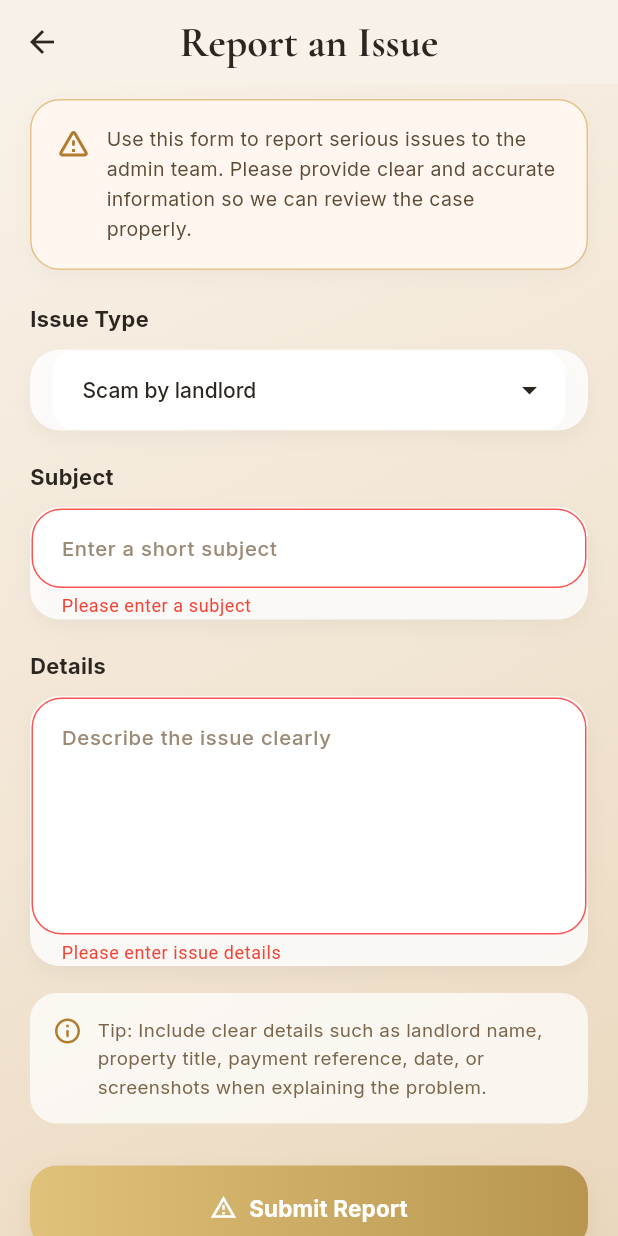
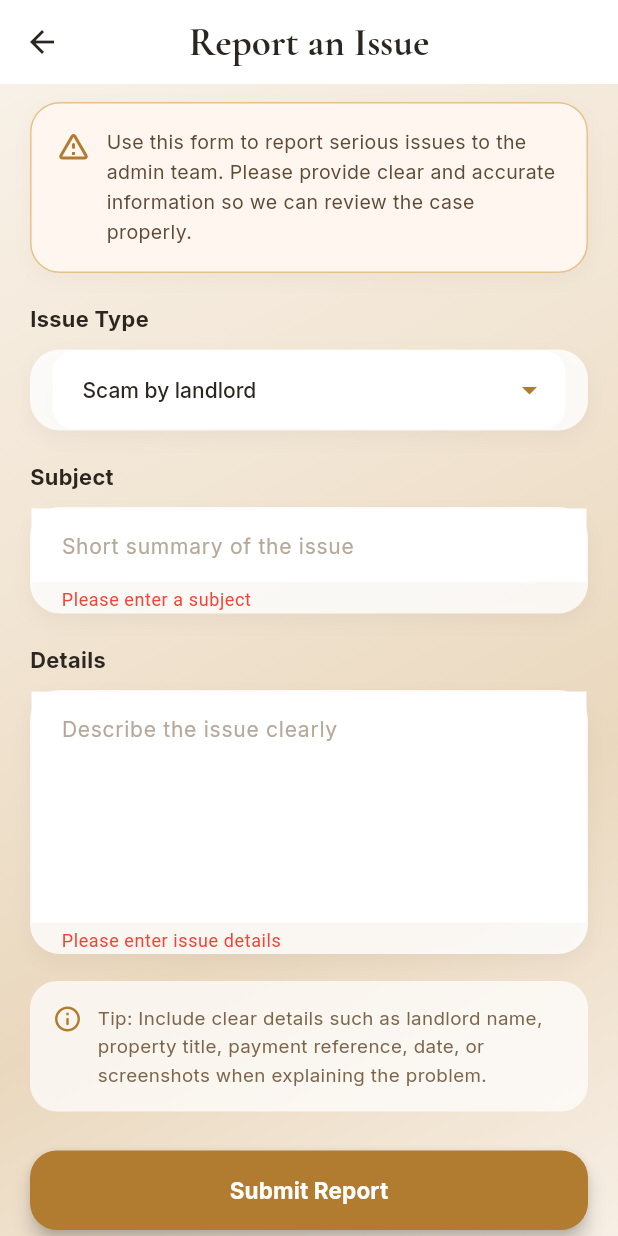
Before and after one commit to CChiraa/rental_finder, a Flutter app: the ReportIssueScreen screen opened directly, after a tap on "Submit Report", on a phone screen of 412 x 824 dp. Run offline on Flutter 3.47's test engine with Material 3 defaults, Android fonts, the phone set to English and light mode, and no system bars; our stand-ins replace cloud_firestore, firebase_auth, firebase_core, firebase_storage, google_fonts, google_maps_flutter and 3 more; accounts and stored records are empty.

Commit message:
Update p_report_issue_screen.dart

```diff
--- a/lib/screens/tenant/p_report_issue_screen.dart
+++ b/lib/screens/tenant/p_report_issue_screen.dart
@@ -1,5 +1,6 @@
 import 'package:flutter/material.dart';
 import 'package:google_fonts/google_fonts.dart';
+import 'package:smart_rental_app/services/report_service.dart';
 
 class ReportIssueScreen extends StatefulWidget {
   const ReportIssueScreen({super.key});
@@ -14,6 +15,8 @@ class _ReportIssueScreenState extends State<ReportIssueScreen> {
   String selectedIssue = 'Scam by landlord';
   final TextEditingController subjectController = TextEditingController();
   final TextEditingController detailsController = TextEditingController();
+
+  bool _submitting = false;
 
   final List<String> issueTypes = [
     'Scam by landlord',
@@ -31,10 +34,20 @@ class _ReportIssueScreenState extends State<ReportIssueScreen> {
     super.dispose();
   }
 
-  void _submitReport() {
-    if (_formKey.currentState!.validate()) {
-      FocusScope.of(context).unfocus();
-      final bool dark = Theme.of(context).brightness == Brightness.dark;
+  Future<void> _submitReport() async {
+    if (!_formKey.currentState!.validate()) return;
+
+    FocusScope.of(context).unfocus();
+    setState(() => _submitting = true);
+
+    try {
+      await ReportService().submitReport(
+        issueType: selectedIssue,
+        subject: subjectController.text,
+        details: detailsController.text,
+      );
+
+      if (!mounted) return;
 
       ScaffoldMessenger.of(context).showSnackBar(
         SnackBar(
@@ -54,10 +67,21 @@ class _ReportIssueScreenState extends State<ReportIssueScreen> {
       );
 
       Future.delayed(const Duration(milliseconds: 700), () {
-        if (mounted) {
-          Navigator.pop(context);
-        }
+        if (mounted) Navigator.pop(context);
       });
+    } catch (e) {
+      if (!mounted) return;
+      setState(() => _submitting = false);
+      ScaffoldMessenger.of(context).showSnackBar(
+        SnackBar(
+          backgroundColor: Colors.redAccent,
+          behavior: SnackBarBehavior.floating,
+          content: Text(
+            'Failed to send report. Please try again.',
+            style: GoogleFonts.inter(color: Colors.white),
+          ),
+        ),
+      );
     }
   }
 
@@ -69,28 +93,35 @@ class _ReportIssueScreenState extends State<ReportIssueScreen> {
 
     final Gradient backgroundGradient = dark
         ? const LinearGradient(
-            colors: [Color(0xFF0B1220), Color(0xFF111827), Color(0xFF172554)],
             begin: Alignment.topLeft,
             end: Alignment.bottomRight,
+            colors: [
+              Color(0xFF0B1220),
+              Color(0xFF111827),
+              Color(0xFF172554),
+              Color(0xFF0F172A),
+            ],
           )
         : const LinearGradient(
-            colors: [Color(0xFFF8F1E7), Color(0xFFF2E6D5), Color(0xFFEAD8BE)],
             begin: Alignment.topLeft,
             end: Alignment.bottomRight,
+            colors: [
+              Color(0xFFF8F1E7),
+              Color(0xFFF2E6D5),
+              Color(0xFFEAD8BE),
+              Color(0xFFF7EFE5),
+            ],
           );
 
     return Scaffold(
-      backgroundColor: Theme.of(context).scaffoldBackgroundColor,
+      backgroundColor: Colors.transparent,
       appBar: AppBar(
-        backgroundColor: Theme.of(context).scaffoldBackgroundColor,
-        surfaceTintColor: Colors.transparent,
+        backgroundColor: Colors.transparent,
         elevation: 0,
-        centerTitle: true,
-        iconTheme: IconThemeData(color: primaryText),
         title: Text(
           'Report an Issue',
           style: GoogleFonts.cormorantGaramond(
-            fontSize: 28,
+            fontSize: 26,
             fontWeight: FontWeight.w700,
             color: primaryText,
           ),
@@ -98,15 +129,15 @@ class _ReportIssueScreenState extends State<ReportIssueScreen> {
       ),
       body: Container(
         decoration: BoxDecoration(gradient: backgroundGradient),
-        child: SingleChildScrollView(
-          padding: const EdgeInsets.fromLTRB(20, 10, 20, 24),
+        child: SafeArea(
+          top: false,
           child: Form(
             key: _formKey,
-            child: Column(
-              crossAxisAlignment: CrossAxisAlignment.start,
+            child: ListView(
+              padding: const EdgeInsets.fromLTRB(20, 12, 20, 28),
               children: [
-                _buildWarningCard(context),
-                const SizedBox(height: 22),
+                _infoCard(context, dark),
+                const SizedBox(height: 20),
                 _sectionLabel(context, 'Issue Type'),
                 const SizedBox(height: 10),
                 _buildDropdownField(context),
@@ -116,8 +147,7 @@ class _ReportIssueScreenState extends State<ReportIssueScreen> {
                 _buildTextField(
                   context: context,
                   controller: subjectController,
-                  hintText: 'Enter a short subject',
-                  maxLines: 1,
+                  hintText: 'Short summary of the issue',
                   validator: (value) {
                     if (value == null || value.trim().isEmpty) {
                       return 'Please enter a subject';
@@ -171,57 +201,48 @@ class _ReportIssueScreenState extends State<ReportIssueScreen> {
                       const SizedBox(width: 10),
                       Expanded(
                         child: Text(
-                          'Tip: Include clear details such as landlord name, property title, payment reference, date, or screenshots when explaining the problem.',
+                          'Tip: Include clear details such as landlord name, '
+                          'property title, payment reference, date, or '
+                          'screenshots when explaining the problem.',
                           style: GoogleFonts.inter(
                             fontSize: 12.5,
+                            color: secondaryText,
                             height: 1.5,
-                            color: secondaryText,
                           ),
                         ),
                       ),
                     ],
                   ),
                 ),
-                const SizedBox(height: 28),
+                const SizedBox(height: 26),
                 SizedBox(
                   width: double.infinity,
-                  height: 56,
-                  child: DecoratedBox(
-                    decoration: BoxDecoration(
-                      borderRadius: BorderRadius.circular(18),
-                      gradient: const LinearGradient(
-                        colors: [Color(0xFFE1C27A), Color(0xFFB8964F)],
-                      ),
-                      boxShadow: [
-                        BoxShadow(
-                          color: const Color(0xFFB8964F).withOpacity(0.20),
-                          blurRadius: 14,
-                          offset: const Offset(0, 8),
-                        ),
-                      ],
-                    ),
-                    child: ElevatedButton.icon(
-                      onPressed: _submitReport,
-                      icon: const Icon(
-                        Icons.report_problem_outlined,
-                        color: Colors.white,
-                      ),
-                      label: Text(
-                        'Submit Report',
-                        style: GoogleFonts.inter(
-                          fontWeight: FontWeight.w700,
-                          fontSize: 15,
-                          color: Colors.white,
-                        ),
-                      ),
-                      style: ElevatedButton.styleFrom(
-                        backgroundColor: Colors.transparent,
-                        shadowColor: Colors.transparent,
-                        shape: RoundedRectangleBorder(
-                          borderRadius: BorderRadius.circular(18),
-                        ),
+                  child: ElevatedButton(
+                    style: ElevatedButton.styleFrom(
+                      backgroundColor: const Color(0xFFB17B30),
+                      foregroundColor: Colors.white,
+                      padding: const EdgeInsets.symmetric(vertical: 16),
+                      shape: RoundedRectangleBorder(
+                        borderRadius: BorderRadius.circular(18),
                       ),
                     ),
+                    onPressed: _submitting ? null : _submitReport,
+                    child: _submitting
+                        ? const SizedBox(
+                            height: 20,
+                            width: 20,
+                            child: CircularProgressIndicator(
+                              strokeWidth: 2.4,
+                              color: Colors.white,
+                            ),
+                          )
+                        : Text(
+                            'Submit Report',
+                            style: GoogleFonts.inter(
+                              fontSize: 15,
+                              fontWeight: FontWeight.w700,
+                            ),
+                          ),
                   ),
                 ),
               ],
@@ -232,9 +253,7 @@ class _ReportIssueScreenState extends State<ReportIssueScreen> {
     );
   }
 
-  Widget _buildWarningCard(BuildContext context) {
-    final bool dark = Theme.of(context).brightness == Brightness.dark;
-
+  Widget _infoCard(BuildContext context, bool dark) {
     return Container(
       padding: const EdgeInsets.all(16),
       decoration: BoxDecoration(
@@ -267,7 +286,9 @@ class _ReportIssueScreenState extends State<ReportIssueScreen> {
           const SizedBox(width: 10),
           Expanded(
             child: Text(
-              'Use this form to report serious issues to the admin team. Please provide clear and accurate information so we can review the case properly.',
+              'Use this form to report serious issues to the admin team. '
+              'Please provide clear and accurate information so we can '
+              'review the case properly.',
               style: GoogleFonts.inter(
                 fontSize: 13,
                 color: dark ? Colors.white70 : const Color(0xFF5E4B36),
@@ -322,22 +343,17 @@ class _ReportIssueScreenState extends State<ReportIssueScreen> {
         ),
         dropdownColor: dark ? const Color(0xFF1E1E1E) : Colors.white,
         borderRadius: BorderRadius.circular(16),
-        iconEnabledColor: dark ? Colors.white70 : const Color(0xFF2C2621),
-        items: issueTypes.map((issue) {
-          return DropdownMenuItem<String>(
-            value: issue,
-            child: Text(
-              issue,
-              style: GoogleFonts.inter(
-                color: Theme.of(context).colorScheme.onSurface,
+        iconEnabledColor: dark ? Colors.white70 : const Color(0xFFB17B30),
+        items: issueTypes
+            .map(
+              (type) => DropdownMenuItem<String>(
+                value: type,
+                child: Text(type),
               ),
-            ),
-          );
-        }).toList(),
+            )
+            .toList(),
         onChanged: (value) {
-          setState(() {
-            selectedIssue = value!;
-          });
+          if (value != null) setState(() => selectedIssue = value);
         },
       ),
     );
@@ -347,8 +363,8 @@ class _ReportIssueScreenState extends State<ReportIssueScreen> {
     required BuildContext context,
     required TextEditingController controller,
     required String hintText,
-    required int maxLines,
-    required String? Function(String?) validator,
+    int maxLines = 1,
+    String? Function(String?)? validator,
   }) {
     final bool dark = Theme.of(context).brightness == Brightness.dark;
 
@@ -376,30 +392,16 @@ class _ReportIssueScreenState extends State<ReportIssueScreen> {
         style: GoogleFonts.inter(
           fontSize: 14,
           color: Theme.of(context).colorScheme.onSurface,
-          fontWeight: FontWeight.w500,
         ),
         decoration: InputDecoration(
           hintText: hintText,
           hintStyle: GoogleFonts.inter(
-            color: dark ? Colors.white54 : const Color(0xFF9B8A76),
-            fontSize: 13.5,
+            fontSize: 14,
+            color: dark ? Colors.white38 : const Color(0xFFB7A999),
           ),
-          contentPadding: const EdgeInsets.symmetric(
-            horizontal: 16,
-            vertical: 16,
-          ),
-          border: OutlineInputBorder(
-            borderRadius: BorderRadius.circular(20),
-            borderSide: BorderSide.none,
-          ),
-          errorBorder: OutlineInputBorder(
-            borderRadius: BorderRadius.circular(20),
-            borderSide: const BorderSide(color: Colors.redAccent),
-          ),
-          focusedErrorBorder: OutlineInputBorder(
-            borderRadius: BorderRadius.circular(20),
-            borderSide: const BorderSide(color: Colors.redAccent),
-          ),
+          border: InputBorder.none,
+          contentPadding:
+              const EdgeInsets.symmetric(horizontal: 16, vertical: 14),
         ),
       ),
     );
```
